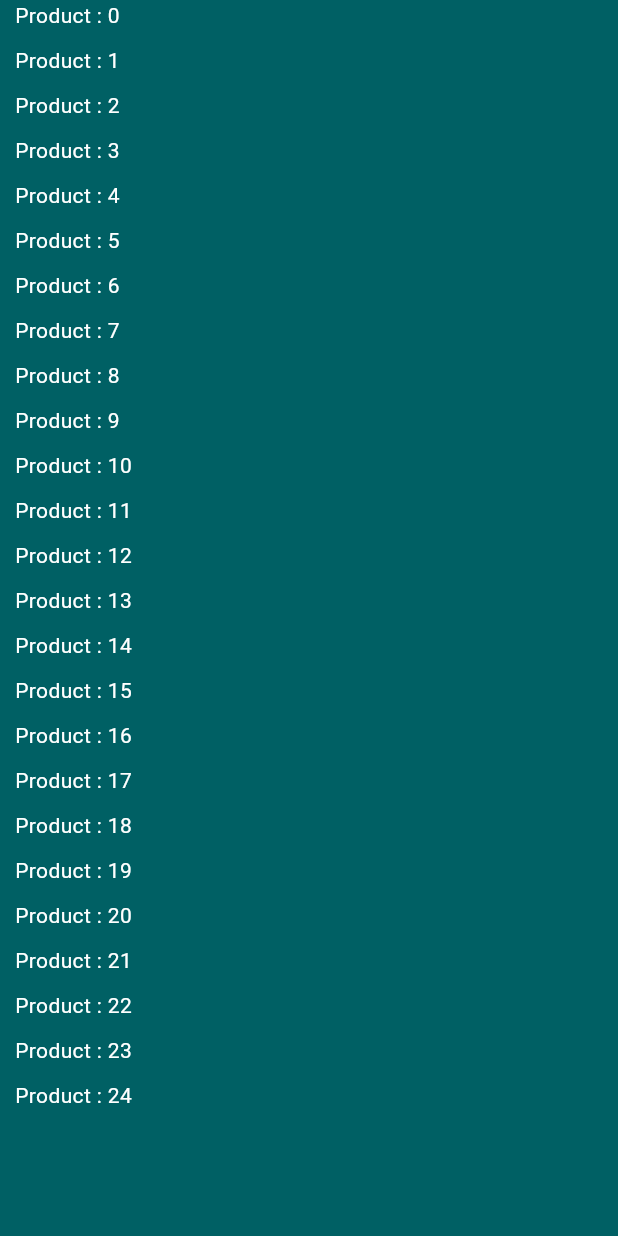
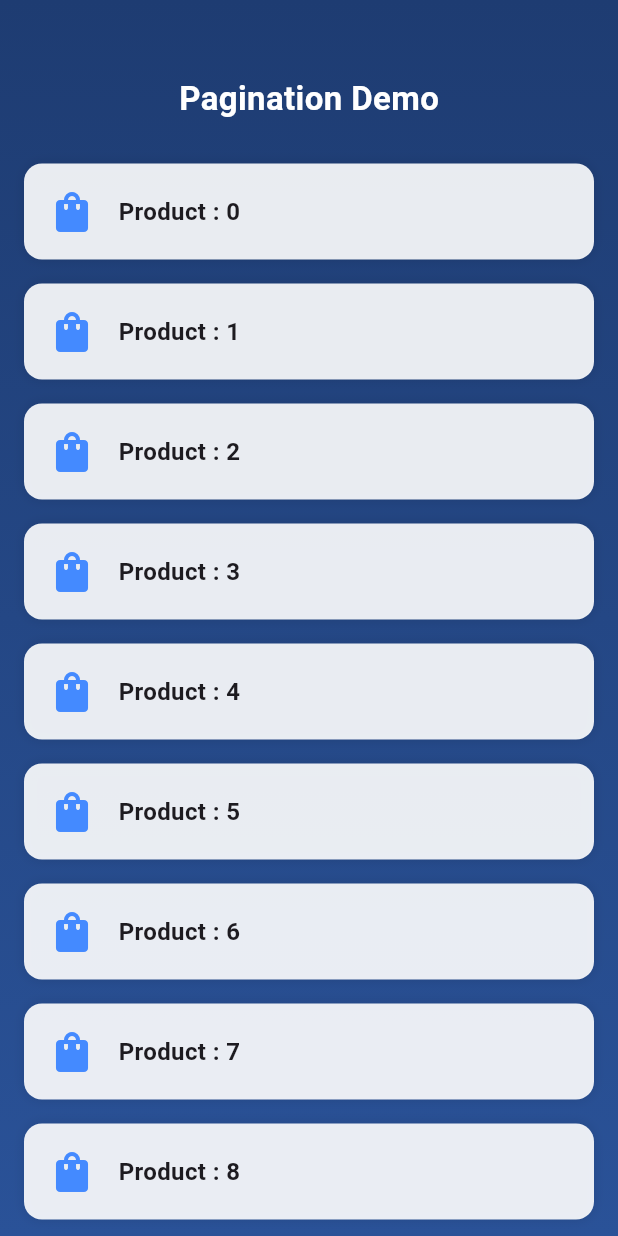
Before and after one commit to Mansourx83/mans_logic, a Flutter app: the Pagination screen opened directly, on a phone screen of 412 x 824 dp. Run offline on Flutter 3.47's test engine with Material 3 defaults, Android fonts, the phone set to English and light mode, and no system bars; our stand-ins replace file_picker, image_picker, video_player; missing offline and left inert: syncfusion_flutter_pdfviewer.

Commit message:
finish pagination logic

```diff
--- a/lib/screens/pagination_vs_Infinite Scroll_logic/pagination.dart
+++ b/lib/screens/pagination_vs_Infinite Scroll_logic/pagination.dart
@@ -9,38 +9,67 @@ class Pagination extends StatefulWidget {
 }
 
 class _PaginationState extends State<Pagination> {
+  // List that stores all fetched items
   List<int> items = [];
+
+  // Scroll controller to detect when user reaches the bottom
   final ScrollController controller = ScrollController();
+
+  // Loading state to prevent multiple API calls at the same time
   bool isLoading = false;
+
+  // Current page number
   int currentPage = 1;
-  final pageSize = 25;
-  final maxPages = 3;
 
+  // Number of items per page
+  final int pageSize = 25;
 
-  /// fetchData
-  Future<void> _fetchData (int page) async {
+  // Maximum number of pages allowed
+  final int maxPages = 3;
+
+  /// ======================================================
+  /// Fake API Call — Fetches paginated data
+  /// ======================================================
+  Future<void> _fetchData(int page) async {
     setState(() => isLoading = true);
-    await Future.delayed(Duration(seconds: 1));
+
+    // Simulating network delay
+    await Future.delayed(const Duration(seconds: 1));
+
+    // Starting index of the page
     final start = (page - 1) * pageSize;
-    final newItems = List.generate(pageSize, (index) => start + index);
+
+    // Generate fake items based on page number
+    final newItems = List.generate(pageSize, (i) => start + i);
+
     setState(() {
+      // Add new page items to the list
       items.addAll(newItems);
-      setState(() => isLoading = false);
+
+      // Set loading to false
+      isLoading = false;
     });
   }
 
   @override
   void initState() {
+    super.initState();
+
+    // Load first page on startup
     _fetchData(currentPage);
 
-    controller.addListener(
-        () {
-          if(controller.position.pixels >= controller.position.maxScrollExtent - 100 && !isLoading && currentPage < maxPages) {
-            _fetchData(currentPage++);
+    // Scroll listener (pagination trigger)
+    controller.addListener(() {
+      // When user is close to the bottom (120px before the end)
+      final double trigger = controller.position.maxScrollExtent - 120;
+
+      if (controller.position.pixels >= trigger &&
+          !isLoading &&
+          currentPage < maxPages) {
+        currentPage++;
+        _fetchData(currentPage);
       }
-        }
-    );
-    super.initState();
+    });
   }
 
   @override
@@ -52,40 +81,103 @@ class _PaginationState extends State<Pagination> {
   @override
   Widget build(BuildContext context) {
     return Scaffold(
-      backgroundColor: Colors.cyan.shade900,
+      body: Container(
+        // Background gradient
+        decoration: const BoxDecoration(
+          gradient: LinearGradient(
+            colors: [Color(0xff1e3c72), Color(0xff2a5298)],
+            begin: Alignment.topCenter,
+            end: Alignment.bottomCenter,
+          ),
+        ),
 
-      body: Column(
+        child: Column(
           children: [
+            const SizedBox(height: 50),
 
+            // Title
+            const Text(
+              "Pagination Demo",
+              style: TextStyle(
+                color: Colors.white,
+                fontSize: 22,
+                fontWeight: FontWeight.bold,
+              ),
+            ),
+
+            const SizedBox(height: 20),
+
+            /// ============================
+            ///  LIST VIEW (Displays Items)
+            /// ============================
             Expanded(
               child: ListView.builder(
-                controller: controller,
+                controller: controller, // scroll listener
                 itemCount: items.length,
-                itemBuilder: (context , index) {
-                  return Padding(
-                    padding: EdgeInsets.only(bottom: 10,left: 10),
-                    child: Text(
-                        "Product : $index",
-                       style: TextStyle(color: Colors.white),
+                itemBuilder: (context, index) {
+                  return AnimatedOpacity(
+                    opacity: 1,
+                    duration: const Duration(milliseconds: 500),
+                    child: Container(
+                      margin: const EdgeInsets.symmetric(
+                        horizontal: 16,
+                        vertical: 8,
+                      ),
+                      padding: const EdgeInsets.all(16),
+                      decoration: BoxDecoration(
+                        color: Colors.white.withOpacity(0.9),
+                        borderRadius: BorderRadius.circular(12),
+                        boxShadow: [
+                          BoxShadow(
+                            color: Colors.black26.withOpacity(0.1),
+                            blurRadius: 6,
+                          ),
+                        ],
+                      ),
+                      child: Row(
+                        children: [
+                          const Icon(
+                            Icons.shopping_bag,
+                            size: 32,
+                            color: Colors.blueAccent,
+                          ),
+                          const SizedBox(width: 15),
+                          Text(
+                            "Product : ${items[index]}",
+                            style: const TextStyle(
+                              fontSize: 16,
+                              fontWeight: FontWeight.w600,
+                            ),
+                          ),
+                        ],
+                      ),
                     ),
                   );
                 },
               ),
             ),
 
-          if(isLoading)
-          Padding(
-            padding: const EdgeInsets.all(20),
-            child: CupertinoActivityIndicator(color: Colors.white,radius: 15),
+            /// Loading indicator when fetching new page
+            if (isLoading)
+              const Padding(
+                padding: EdgeInsets.all(20),
+                child: CupertinoActivityIndicator(
+                  color: Colors.white,
+                  radius: 15,
+                ),
               ),
 
-          if(!isLoading && currentPage == maxPages)
-            Padding(
-              padding: const EdgeInsets.all(20),
-              child: Text("No More Data"),
+            /// No more pages to load
+            if (!isLoading && currentPage == maxPages)
+              const Padding(
+                padding: EdgeInsets.only(bottom: 20),
+                child: Text(
+                  "✨ No More Data ✨",
+                  style: TextStyle(color: Colors.white70, fontSize: 16),
                 ),
-
+              ),
           ],
+        ),
       ),
     );
   }
```
Lines whose indentation alone changed are shown as unchanged.
